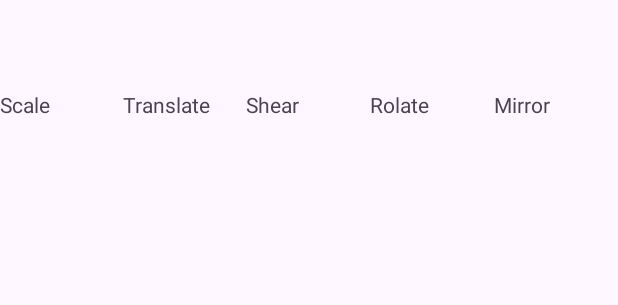
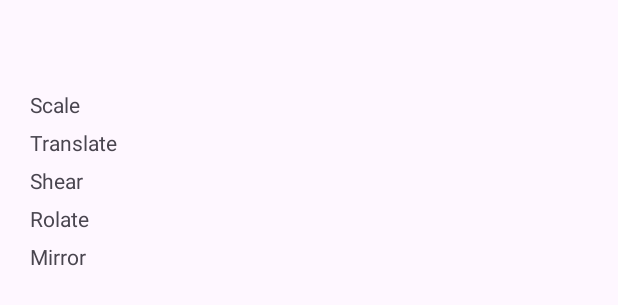
Before and after one commit to DN2803/dhmt-project-cyclograph, an Android app: the layout affine_popup.xml on its own in the app's theme, with its tools: preview values and no code run, on a phone screen of 412 x 824 dp. Shown: the top 305 px of the screen. Run offline under Robolectric (Android 15) with nearby library versions, the phone set to English and light mode, and no system bars.

Commit message:
add layout

```diff
--- a/app/src/main/java/com/cg76/drawingapp/GLESSurfaceView.kt
+++ b/app/src/main/java/com/cg76/drawingapp/GLESSurfaceView.kt
@@ -106,7 +106,7 @@ class GLESSurfaceView @JvmOverloads constructor(
     private var previousY: Float = 0f
 
     private fun affineTrans(e: MotionEvent, type: ActionType, shapeID: Int){
-        val transMatrixBuilder = TransMatrixBuilder()
+        //val transMatrixBuilder = TransMatrixBuilder()
         lateinit var transMatrix: FloatArray
 
         when (e.action) {
@@ -121,9 +121,9 @@ class GLESSurfaceView @JvmOverloads constructor(
                 if (x < width / 2) {
                     dy *= -1
                 }
-                transMatrix = transMatrixBuilder.build(ROTATE, dx, dy)
+                //transMatrix = transMatrixBuilder.build(ROTATE, dx, dy)
 
-                queueEvent() { renderer.updateShapeAt(transMatrix, shapeID)}
+                //queueEvent() { renderer.updateShapeAt(transMatrix, shapeID)}
 
                 requestRender()
             }
--- a/app/src/main/res/layout/affine_popup.xml
+++ b/app/src/main/res/layout/affine_popup.xml
@@ -3,32 +3,19 @@
     android:layout_width="match_parent"
     android:layout_height="wrap_content"
     android:orientation="vertical"
-    android:paddingTop="60dp">
-
-
+    android:paddingTop="60dp"
+    android:paddingLeft="20dp">
     <LinearLayout
-        android:layout_width="match_parent"
+        android:layout_width="wrap_content"
         android:layout_height="wrap_content"
-        android:orientation="horizontal"
-        android:gravity="right"
-        android:paddingRight="15dp">
-<!--        <CheckBox-->
-<!--            android:id="@+id/use2finger"-->
-<!--            android:layout_width="wrap_content"-->
-<!--            android:layout_height="wrap_content"-->
-<!--            android:text="use 2 finger"/>-->
-    </LinearLayout>
-    <LinearLayout
-        android:layout_width="match_parent"
-        android:layout_height="wrap_content"
-        android:orientation="horizontal">
+        android:orientation="vertical">
 
 
 
 
     <TextView
         android:id="@+id/scale"
-        android:layout_width="25dp"
+        android:layout_width="wrap_content"
         android:layout_height="25dp"
         android:layout_weight="4"
         android:text="Scale" />
@@ -39,7 +26,7 @@
 
     <TextView
         android:id="@+id/translate"
-        android:layout_width="25dp"
+        android:layout_width="wrap_content"
         android:layout_height="25dp"
         android:layout_weight="4"
         android:text="Translate" />
@@ -48,7 +35,7 @@
 
     <TextView
         android:id="@+id/shear"
-        android:layout_width="25dp"
+        android:layout_width="wrap_content"
         android:layout_height="25dp"
         android:layout_weight="4"
         android:text="Shear" />
@@ -58,7 +45,7 @@
 
     <TextView
         android:id="@+id/rolate"
-        android:layout_width="25dp"
+        android:layout_width="wrap_content"
         android:layout_height="25dp"
         android:layout_weight="4"
         android:text="Rolate"/>
@@ -67,7 +54,7 @@
 
     <TextView
         android:id="@+id/mirror"
-        android:layout_width="25dp"
+        android:layout_width="wrap_content"
         android:layout_height="25dp"
         android:layout_weight="4"
         android:text="Mirror" />
--- /dev/null
+++ b/app/src/main/res/layout/layer_popup.xml
@@ -0,0 +1,6 @@
+<?xml version="1.0" encoding="utf-8"?>
+<androidx.constraintlayout.widget.ConstraintLayout xmlns:android="http://schemas.android.com/apk/res/android"
+    android:layout_width="match_parent"
+    android:layout_height="match_parent">
+
+</androidx.constraintlayout.widget.ConstraintLayout>
--- a/app/src/main/res/layout/shape_popup.xml
+++ b/app/src/main/res/layout/shape_popup.xml
@@ -53,7 +53,7 @@
             android:layout_width="25dp"
             android:layout_height="25dp"
             android:layout_weight="4"
-            android:src="@mipmap/elips" />
+            android:src="@mipmap/icons8_circle" />
 
         <ImageView
             android:id="@+id/draw_elipse"
```
Also changed, not shown: app/src/main/res/layout/activity_main.xml (+12 -0 lines), app/src/main/res/menu/affine_nemu.xml (added, +17 -0 lines), app/src/main/res/mipmap-mdpi/icons8_circle.png (added), app/src/main/res/mipmap-mdpi/icons8_layer.png (added).
